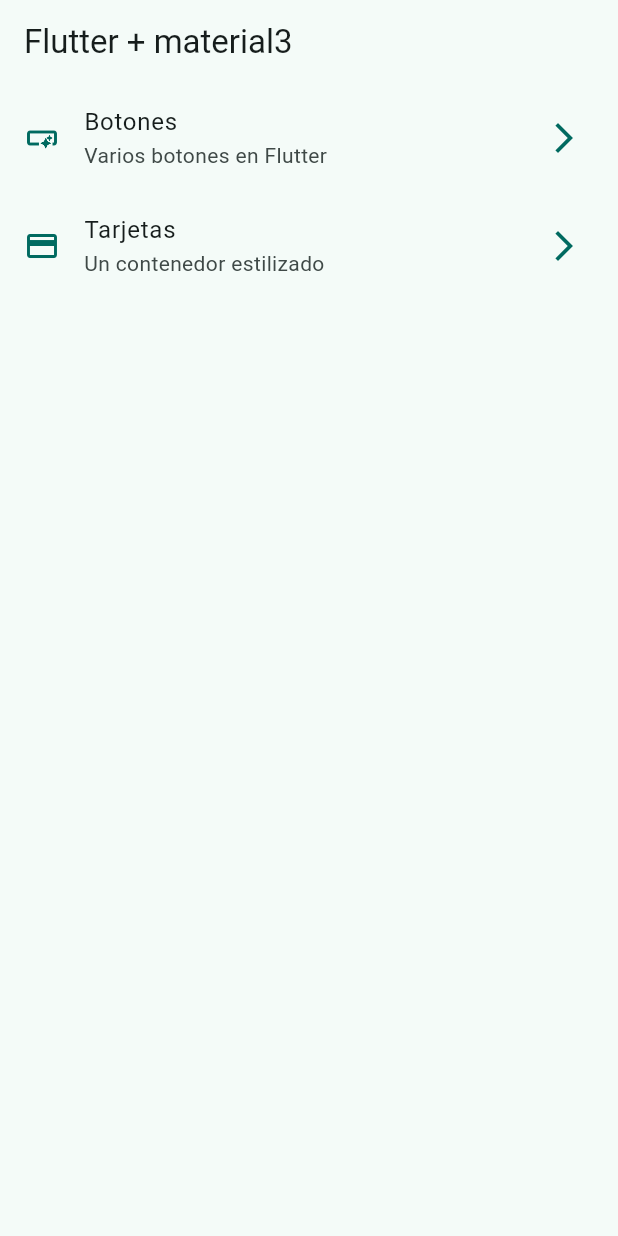
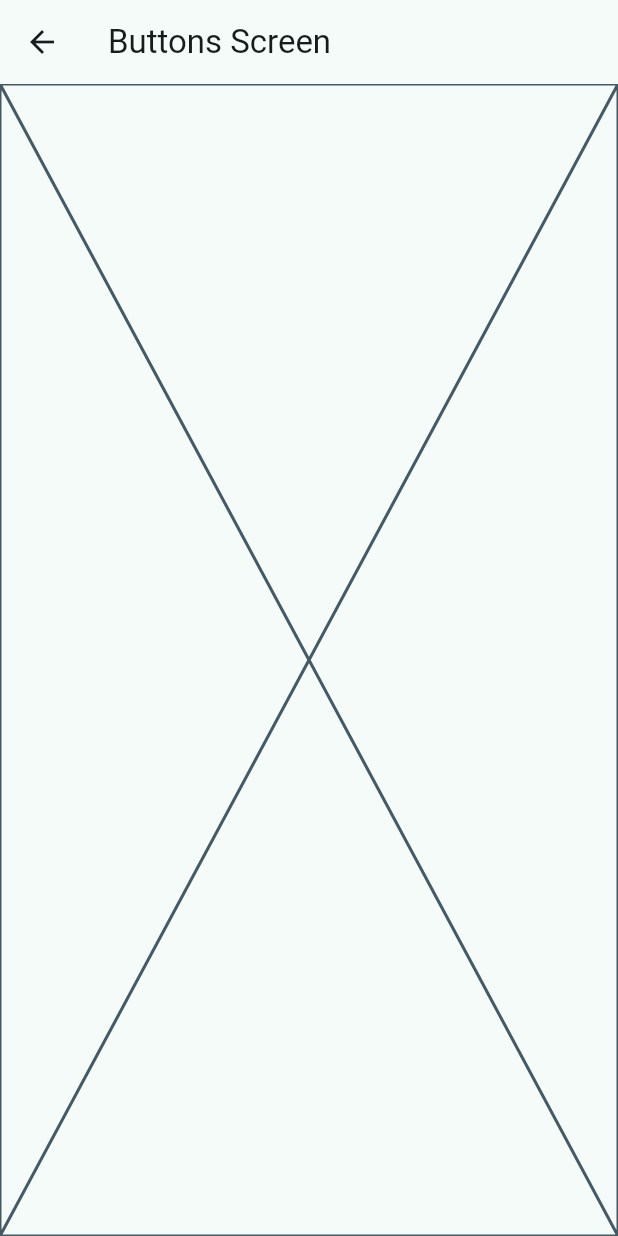
Before and after one commit to GabrielR19-G2/widgets_app, a Flutter app: the screen it shows after launch, after a tap on "Botones", on a phone screen of 412 x 824 dp. Run offline on Flutter 3.47's test engine with Material 3 defaults, Android fonts, the phone set to English and light mode, and no system bars.

```diff
--- a/lib/config/menu/menu_items.dart
+++ b/lib/config/menu/menu_items.dart
@@ -1,4 +1,6 @@
 ///Usando lo que solo necesitamos
+library;
+
 import 'package:flutter/material.dart' show IconData, Icons;
 
 /// Ir añadiendo las opciones del menú
@@ -24,6 +26,6 @@ const appMenuItems = <MenuItem>[
   MenuItem(
       title: 'Tarjetas',
       subTitle: 'Un contenedor estilizado',
-      link: '/card',
+      link: '/cards',
       icon: Icons.credit_card),
 ];
--- a/lib/config/theme/app_theme.dart
+++ b/lib/config/theme/app_theme.dart
@@ -29,5 +29,5 @@ class AppTheme {
       colorSchemeSeed: colorList[selectedColor],
 
       ///Configuración por defecto de los appbar
-      appBarTheme: AppBarTheme(centerTitle: false));
+      appBarTheme: const AppBarTheme(centerTitle: false));
 }
--- a/lib/main.dart
+++ b/lib/main.dart
@@ -1,5 +1,7 @@
 import 'package:flutter/material.dart';
 import 'package:widgets_app/config/theme/app_theme.dart';
+import 'package:widgets_app/presentation/screens/buttons/buttons_screen.dart';
+import 'package:widgets_app/presentation/screens/cards/cards_screen.dart';
 import 'package:widgets_app/presentation/screens/home/home_screen.dart';
 
 void main() {
@@ -12,8 +14,13 @@ class MainApp extends StatelessWidget {
   @override
   Widget build(BuildContext context) {
     return MaterialApp(
-        debugShowCheckedModeBanner: false,
-        theme: AppTheme(selectedColor: 1).getTheme(),
-        home: HomeScreen());
+      debugShowCheckedModeBanner: false,
+      theme: AppTheme(selectedColor: 1).getTheme(),
+      home: const HomeScreen(),
+      routes: {
+        '/buttons': (context) => const ButtonsScreen(),
+        '/cards': (context) => const CardsScreen(),
+      },
+    );
   }
 }
--- /dev/null
+++ b/lib/presentation/screens/buttons/buttons_screen.dart
@@ -0,0 +1,12 @@
+import 'package:flutter/material.dart';
+
+class ButtonsScreen extends StatelessWidget {
+  const ButtonsScreen({super.key});
+
+  @override
+  Widget build(BuildContext context) {
+    return Scaffold(
+        appBar: AppBar(title: const Text('Buttons Screen')),
+        body: const Placeholder());
+  }
+}
--- a/lib/presentation/screens/home/home_screen.dart
+++ b/lib/presentation/screens/home/home_screen.dart
@@ -1,5 +1,7 @@
 import 'package:flutter/material.dart';
 import 'package:widgets_app/config/menu/menu_items.dart';
+import 'package:widgets_app/presentation/screens/buttons/buttons_screen.dart';
+import 'package:widgets_app/presentation/screens/cards/cards_screen.dart';
 
 class HomeScreen extends StatelessWidget {
   const HomeScreen({super.key});
@@ -10,7 +12,7 @@ class HomeScreen extends StatelessWidget {
       appBar: AppBar(
         title: const Text('Flutter + material3'),
       ),
-      body: _HomeView(),
+      body: const _HomeView(),
     );
   }
 }
@@ -53,8 +55,14 @@ class _CustomListTile extends StatelessWidget {
       title: Text(menuItem.title),
       subtitle: Text(menuItem.subTitle),
       onTap: () {
-        print('${menuItem.title}');
+        print(menuItem.title);
         // TODO: Navegar a otras pantallas
+        // Navigator.of(context).push(
+        //   MaterialPageRoute(
+        //     builder: (context) => const ButtonsScreen(),
+        //   ),
+        // );
+        Navigator.pushNamed(context, menuItem.link);
       },
     );
   }
```
Also changed, not shown: lib/presentation/screens/cards/cards_screen.dart (added, +12 -0 lines).
